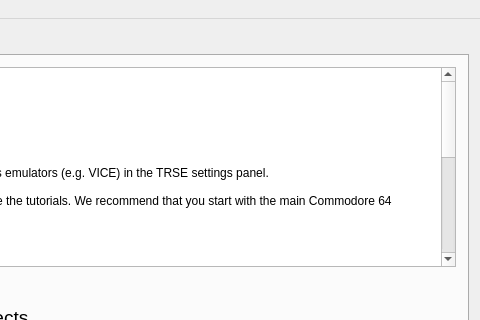
Before: the Qt Designer form mainwindow.ui in leuat/TRSE, drawn with Qt 5; both pictures show x 900 to 1380 and y 0 to 320 of the 1380 by 720 pixel window.
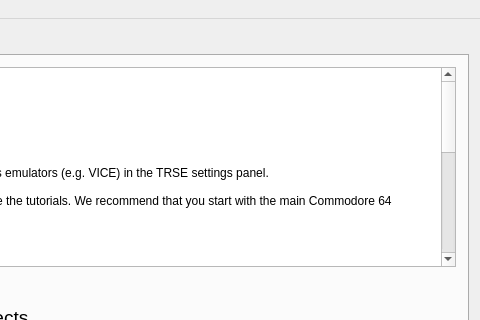
After: the same form once the commit is applied. Icons and pictures are not drawn.

What changed in the file:
```diff
--- a/mainwindow.ui
+++ b/mainwindow.ui
@@ -267,12 +267,14 @@
 &lt;li style=&quot; font-family:'Noto Sans'; font-size:9pt;&quot; style=&quot; margin-top:0px; margin-bottom:0px; margin-left:0px; margin-right:0px; -qt-block-indent:0; text-indent:0px;&quot;&gt;New C64 tutorial on Records&lt;/li&gt;&lt;/ul&gt;
 &lt;p style=&quot;-qt-paragraph-type:empty; margin-top:0px; margin-bottom:0px; margin-left:0px; margin-right:0px; -qt-block-indent:0; text-indent:0px; font-family:'Noto Sans'; font-size:9pt;&quot;&gt;&lt;br /&gt;&lt;/p&gt;
 &lt;ul style=&quot;margin-top: 0px; margin-bottom: 0px; margin-left: 0px; margin-right: 0px; -qt-list-indent: 1;&quot;&gt;&lt;li style=&quot; font-family:'Noto Sans'; font-size:9pt;&quot; style=&quot; margin-top:12px; margin-bottom:0px; margin-left:0px; margin-right:0px; -qt-block-indent:0; text-indent:0px;&quot;&gt;Compiler&lt;/li&gt;&lt;/ul&gt;
-&lt;ul style=&quot;margin-top: 0px; margin-bottom: 0px; margin-left: 0px; margin-right: 0px; -qt-list-indent: 2;&quot;&gt;&lt;li style=&quot; font-family:'Noto Sans'; font-size:9pt;&quot; style=&quot; margin-top:0px; margin-bottom:0px; margin-left:0px; margin-right:0px; -qt-block-indent:0; text-indent:0px;&quot;&gt;M68K compiler better optimized, much faster&lt;/li&gt;
+&lt;ul style=&quot;margin-top: 0px; margin-bottom: 0px; margin-left: 0px; margin-right: 0px; -qt-list-indent: 2;&quot;&gt;&lt;li style=&quot; font-family:'Noto Sans'; font-size:9pt;&quot; style=&quot; margin-top:0px; margin-bottom:0px; margin-left:0px; margin-right:0px; -qt-block-indent:0; text-indent:0px;&quot;&gt;Units : TRU unit support, both user-defined and internal units. See the corresponding tutorial project.&lt;/li&gt;
+&lt;li style=&quot; font-family:'Noto Sans'; font-size:9pt;&quot; style=&quot; margin-top:0px; margin-bottom:0px; margin-left:0px; margin-right:0px; -qt-block-indent:0; text-indent:0px;&quot;&gt;M68K compiler better optimized, much faster&lt;/li&gt;
 &lt;li style=&quot; font-family:'Noto Sans'; font-size:9pt;&quot; style=&quot; margin-top:0px; margin-bottom:0px; margin-left:0px; margin-right:0px; -qt-block-indent:0; text-indent:0px;&quot;&gt;New M68K methods&lt;/li&gt;
 &lt;li style=&quot; font-family:'Noto Sans'; font-size:9pt;&quot; style=&quot; margin-top:0px; margin-bottom:0px; margin-left:0px; margin-right:0px; -qt-block-indent:0; text-indent:0px;&quot;&gt;6502 : Integer bugfix and speed optimization&lt;/li&gt;
 &lt;li style=&quot; font-family:'Noto Sans'; font-size:9pt;&quot; style=&quot; margin-top:0px; margin-bottom:0px; margin-left:0px; margin-right:0px; -qt-block-indent:0; text-indent:0px;&quot;&gt;Able to call pointers as procedures (without parameters):  p1:=ProcedureToPointer( MyProcedure());  call(p1);. See new tutorial&lt;/li&gt;
 &lt;li style=&quot; font-family:'Noto Sans'; font-size:9pt;&quot; style=&quot; margin-top:0px; margin-bottom:0px; margin-left:0px; margin-right:0px; -qt-block-indent:0; text-indent:0px;&quot;&gt;Records and arrays of records&lt;/li&gt;
 &lt;li style=&quot; font-family:'Noto Sans'; font-size:9pt;&quot; style=&quot; margin-top:0px; margin-bottom:0px; margin-left:0px; margin-right:0px; -qt-block-indent:0; text-indent:0px;&quot;&gt;Parser memory leaks fixed&lt;/li&gt;
+&lt;li style=&quot; font-family:'Noto Sans'; font-size:9pt;&quot; style=&quot; margin-top:0px; margin-bottom:0px; margin-left:0px; margin-right:0px; -qt-block-indent:0; text-indent:0px;&quot;&gt;c:=min(a,b) and c:=max(a,b) implemented&lt;/li&gt;
 &lt;li style=&quot; font-family:'Noto Sans'; font-size:9pt;&quot; style=&quot; margin-top:0px; margin-bottom:0px; margin-left:0px; margin-right:0px; -qt-block-indent:0; text-indent:0px;&quot;&gt;Stricter error messaging when using incorrect assigninment, variables, indices for variables that aren't arrays&lt;/li&gt;&lt;/ul&gt;
 &lt;p style=&quot;-qt-paragraph-type:empty; margin-top:0px; margin-bottom:0px; margin-left:0px; margin-right:0px; -qt-block-indent:0; text-indent:0px; font-family:'Noto Sans'; font-size:9pt;&quot;&gt;&lt;br /&gt;&lt;/p&gt;
 &lt;p style=&quot;-qt-paragraph-type:empty; margin-top:0px; margin-bottom:12px; margin-left:0px; margin-right:0px; -qt-block-indent:0; text-indent:0px; font-family:'Noto Sans'; font-size:9pt;&quot;&gt;&lt;br /&gt;&lt;/p&gt;&lt;/body&gt;&lt;/html&gt;</string>
```
